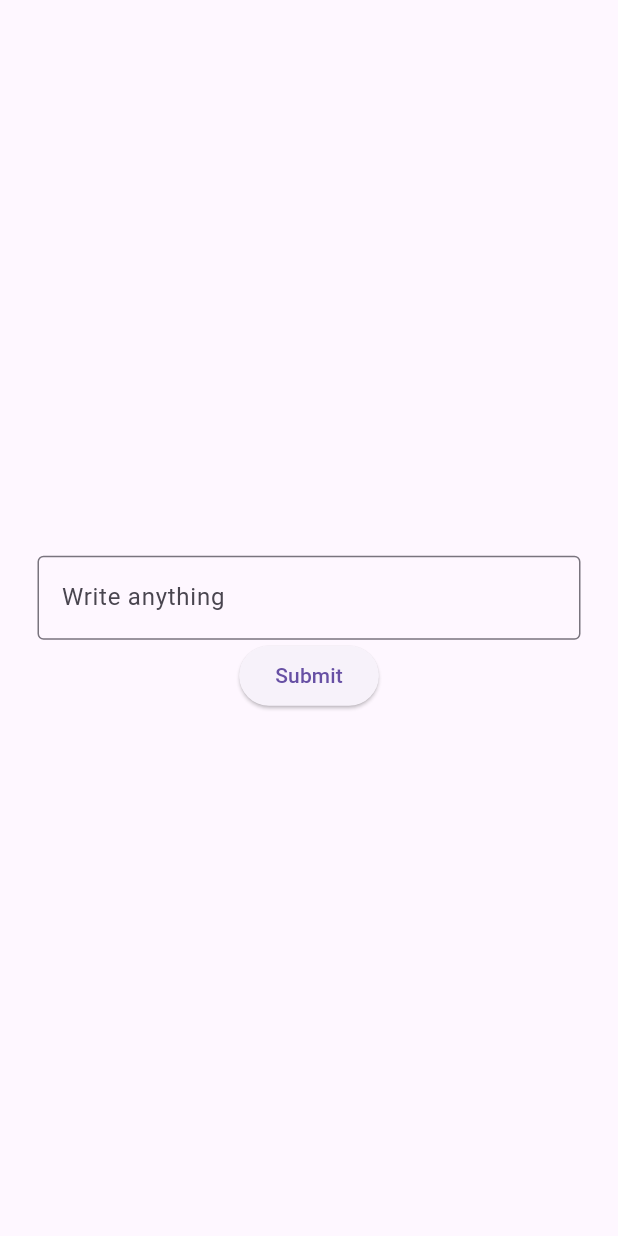
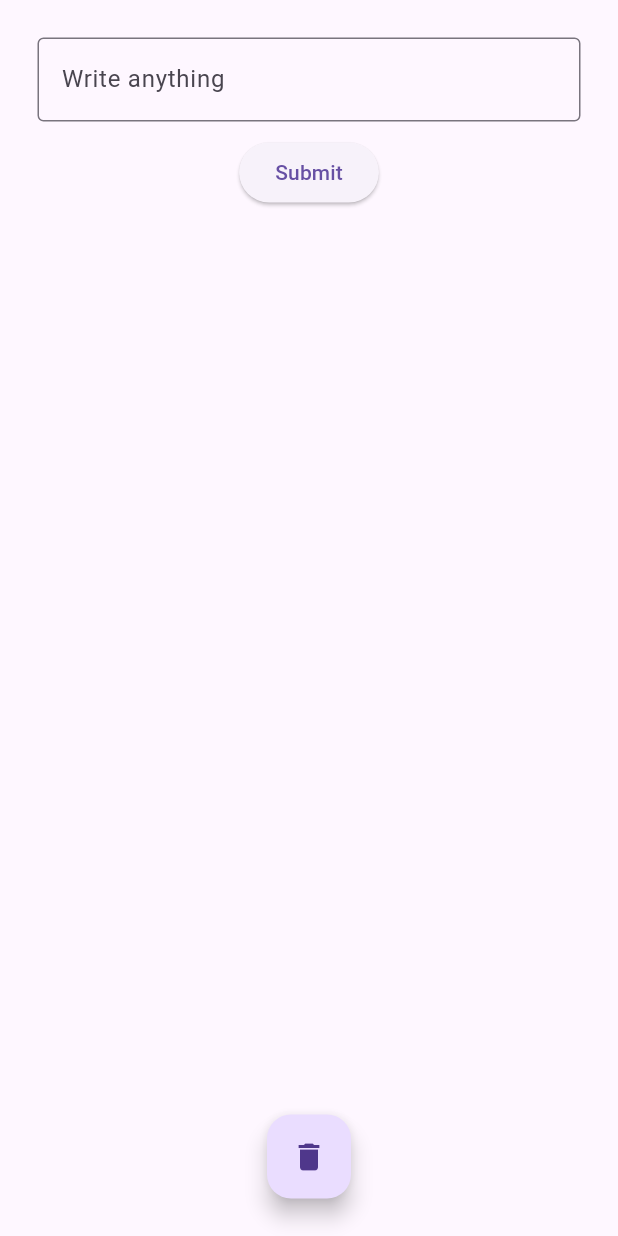
Before and after one commit to kaushalshakya/learning-flutter, a Flutter app: the UserInput screen opened by its route, after a tap on "Submit", on a phone screen of 412 x 824 dp. Run offline on Flutter 3.47's test engine with Material 3 defaults, Android fonts, the phone set to English and light mode, and no system bars.

Commit message:
simple list builder

```diff
--- a/lib/screens/user_input.dart
+++ b/lib/screens/user_input.dart
@@ -12,12 +12,20 @@ class UserInput extends StatefulWidget {
 class _UserInputState extends State<UserInput> {
   //text editing controller to access user input
   TextEditingController inputController = TextEditingController();
-  String greetingMessage = '';
+  List<String> todos = [];
   void handleInput() {
+    final todo = inputController.text.trim();
     setState(() {
-      (inputController.text.trim().isNotEmpty)
-          ? greetingMessage = 'Hello ${inputController.text.trim()}'
-          : greetingMessage = '';
+      if (todo.isNotEmpty) {
+        todos.add(todo);
+        inputController.clear();
+      }
+    });
+  }
+
+  void handleClear() {
+    setState(() {
+      todos.clear();
     });
   }
 
@@ -30,13 +38,24 @@ class _UserInputState extends State<UserInput> {
           child: Column(
             mainAxisAlignment: MainAxisAlignment.center,
             children: [
-              Text(greetingMessage),
               TextField(
                 controller: inputController,
                 decoration: InputDecoration(
                     border: OutlineInputBorder(), hintText: 'Write anything'),
               ),
-              ElevatedButton(onPressed: handleInput, child: Text('Submit'))
+              SizedBox(height: 10),
+              ElevatedButton(onPressed: handleInput, child: Text('Submit')),
+              SizedBox(height: 10),
+              Expanded(
+                  child: ListView.builder(
+                      itemCount: todos.length,
+                      itemBuilder: (context, index) {
+                        return ListTile(title: Text(todos[index]));
+                      })),
+              FloatingActionButton(
+                onPressed: handleClear,
+                child: Icon(Icons.delete),
+              )
             ],
           ),
         ),
```
